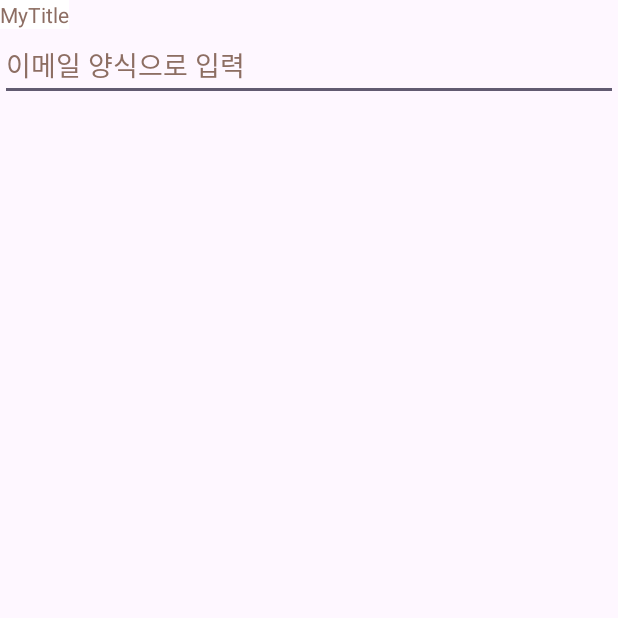
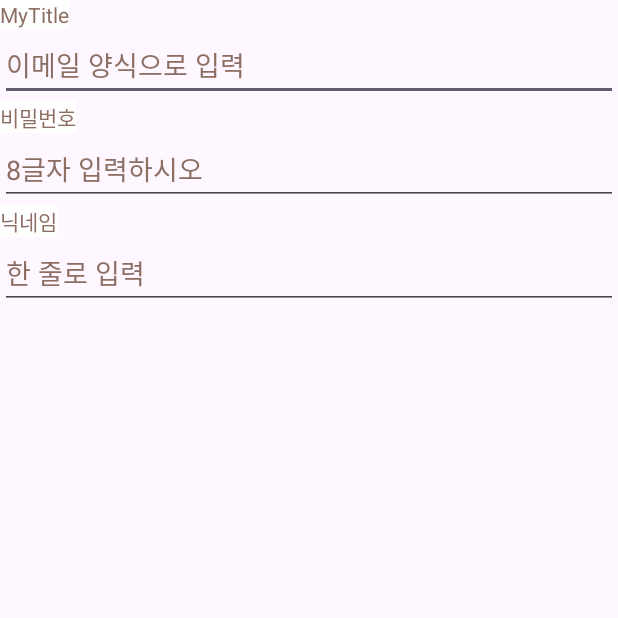
Before and after one commit to msm031/Signup1, an Android app: the screen it shows after launch (MainActivity), on a phone screen of 412 x 824 dp, the top half of it. Run offline under Robolectric (Android 15) with nearby library versions, the phone set to English and light mode, and no system bars.

Commit message:
edit text 체험
imeOption : 폰 내 확인 키를 돋보기로 변경
singleline : 엔터쳐도 한줄로만 입력 가능

```diff
--- a/app/src/main/res/layout/activity_main.xml
+++ b/app/src/main/res/layout/activity_main.xml
@@ -24,6 +24,45 @@
 
         tools:ignore="LabelFor,SpeakableTextPresentCheck,TextFields,TouchTargetSizeCheck,VisualLintTextFieldSize" />
 
+    <TextView
+        android:layout_width="wrap_content"
+        android:layout_height="wrap_content"
+        android:text="@string/비밀번호"
+        android:textColor="#8D6E63"
+        android:background="@color/white"/>
+
+    <EditText
+        android:layout_width="match_parent"
+        android:layout_height="wrap_content"
+        android:autofillHints="no"
+        android:hint="@string/암호입력갯수"
+        android:textColorHint="#8D6E63"
+        android:inputType="textPassword"
+
+
+        tools:ignore="LabelFor,SpeakableTextPresentCheck,TextFields,TouchTargetSizeCheck,VisualLintTextFieldSize" />
+
+    <TextView
+        android:layout_width="wrap_content"
+        android:layout_height="wrap_content"
+        android:text="@string/닉네임"
+        android:textColor="#8D6E63"
+        android:background="@color/white"/>
+
+    <EditText
+        android:layout_width="match_parent"
+        android:layout_height="wrap_content"
+        android:autofillHints="no"
+        android:hint="@string/한줄로입력"
+        android:textColorHint="#8D6E63"
+        android:singleLine="true"
+        android:imeOptions="actionSearch"
+
+
+        tools:ignore="LabelFor,SpeakableTextPresentCheck,TextFields,TouchTargetSizeCheck,VisualLintTextFieldSize" />
+
+
+
 
 
 
--- a/app/src/main/res/values/strings.xml
+++ b/app/src/main/res/values/strings.xml
@@ -2,4 +2,8 @@
     <string name="app_name">Signup</string>
     <string name="title">MyTitle</string>
     <string name="email">이메일 양식으로 입력</string>
+    <string name="비밀번호">비밀번호</string>
+    <string name="암호입력갯수">8글자 입력하시오</string>
+    <string name="닉네임">닉네임</string>
+    <string name="한줄로입력">한 줄로 입력</string>
 </resources>
```
